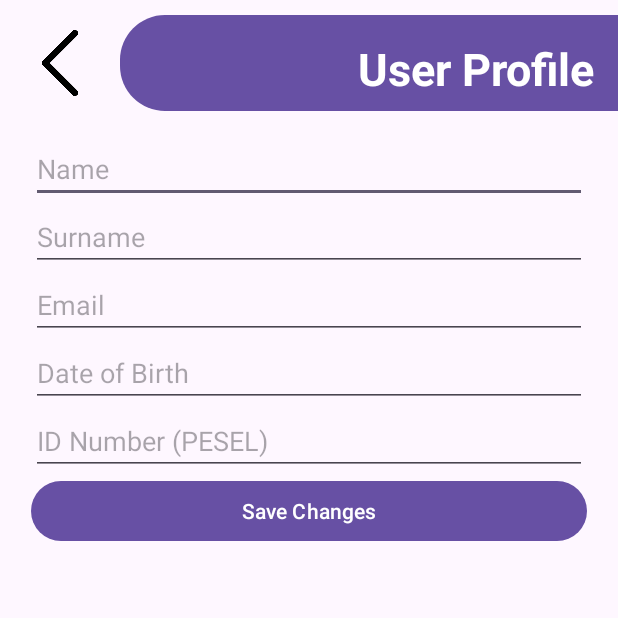
After one commit to Junoiri/MSPP_Project, an Android app: the UserProfileActivity screen opened directly, with no data from a screen before it, on a phone screen of 412 x 824 dp, the top half of it. The commit adds this screen. Run offline under Robolectric (Android 15) with nearby library versions, the light colour scheme and no system bars; 1 statement that could not run was skipped.

Commit message:
Added User Profile activity with base functionality

```diff
--- a/app/src/main/java/activities/MainActivity.kt
+++ b/app/src/main/java/activities/MainActivity.kt
@@ -5,6 +5,9 @@ import android.os.Bundle
 import com.example.mspp_project.R
 
 class MainActivity : AppCompatActivity() {
+
+    //TODO: Implement custom snackbar that will appear when not all information is filled in the User Profile
+    // activity - check the data with database
     override fun onCreate(savedInstanceState: Bundle?) {
         super.onCreate(savedInstanceState)
         setContentView(R.layout.activity_main)
--- /dev/null
+++ b/app/src/main/java/activities/UserProfileActivity.kt
@@ -0,0 +1,140 @@
+package activities
+
+import android.os.Bundle
+import android.view.View
+import android.widget.Button
+import android.widget.EditText
+import android.widget.ImageView
+import android.widget.Toast
+import androidx.activity.enableEdgeToEdge
+import androidx.appcompat.app.AppCompatActivity
+import androidx.core.view.ViewCompat
+import androidx.core.view.WindowInsetsCompat
+import com.example.mspp_project.R
+import utils.SnackbarHelper
+import java.text.SimpleDateFormat
+import java.util.*
+import java.util.regex.Pattern
+
+//TODO: Implement the hints for input fields, block the email field from being edited
+
+class UserProfileActivity : AppCompatActivity() {
+    private lateinit var nameEditText: EditText
+    private lateinit var surnameEditText: EditText
+    private lateinit var emailEditText: EditText
+    private lateinit var dobEditText: EditText
+    private lateinit var idNumberEditText: EditText
+    private lateinit var saveButton: Button
+    private lateinit var backButton: ImageView
+
+    override fun onCreate(savedInstanceState: Bundle?) {
+        super.onCreate(savedInstanceState)
+        enableEdgeToEdge()
+        setContentView(R.layout.activity_user_profile)
+        ViewCompat.setOnApplyWindowInsetsListener(findViewById(R.id.main)) { v, insets ->
+            val systemBars = insets.getInsets(WindowInsetsCompat.Type.systemBars())
+            v.setPadding(systemBars.left, systemBars.top, systemBars.right, systemBars.bottom)
+            insets
+        }
+
+        initializeViews()
+        setupClickListeners()
+    }
+
+    private fun initializeViews() {
+        nameEditText = findViewById(R.id.name_edit_text)
+        surnameEditText = findViewById(R.id.surname_edit_text)
+        emailEditText = findViewById(R.id.email_edit_text)
+        dobEditText = findViewById(R.id.dob_edit_text)
+        idNumberEditText = findViewById(R.id.id_number_edit_text)
+        saveButton = findViewById(R.id.save_button)
+        backButton = findViewById(R.id.back_button)
+    }
+
+    private fun setupClickListeners() {
+        backButton.setOnClickListener { finish() }
+        saveButton.setOnClickListener { saveChanges() }
+    }
+
+    private fun saveChanges() {
+        val name = nameEditText.text.toString()
+        val surname = surnameEditText.text.toString()
+        val email = emailEditText.text.toString()
+        val dob = dobEditText.text.toString()
+        val idNumber = idNumberEditText.text.toString()
+
+        // Validate input
+        if (validateInput(email, name, surname, dob, idNumber)) {
+            // Mock saving changes
+            Toast.makeText(this, "Changes saved successfully", Toast.LENGTH_SHORT).show()
+        }
+    }
+
+    private fun validateInput(
+        email: String,
+        name: String,
+        surname: String,
+        dob: String,
+        idNumber: String
+    ): Boolean {
+        return when {
+            !isValidEmail(email) -> {
+                showToast("Invalid email address")
+                false
+            }
+
+            name.isBlank() -> {
+                showToast("Name cannot be empty")
+                false
+            }
+
+            surname.isBlank() -> {
+                showToast("Surname cannot be empty")
+                false
+            }
+
+            !isValidDate(dob) -> {
+                showToast("Invalid date of birth")
+                false
+            }
+
+            !isValidIdNumber(idNumber) -> {
+                showToast("Invalid ID Number")
+                false
+            }
+
+            else -> true
+        }
+    }
+
+    private fun isValidEmail(email: String): Boolean {
+        val pattern = Pattern.compile("^[\\w.%+-]+@[\\w.-]+\\.[a-zA-Z]{2,6}$")
+        return pattern.matcher(email).matches()
+    }
+
+    private fun isValidDate(date: String): Boolean {
+        val sdf = SimpleDateFormat("yyyy-MM-dd", Locale.getDefault())
+        sdf.isLenient = false
+        return try {
+            sdf.parse(date) != null
+        } catch (e: Exception) {
+            false
+        }
+    }
+
+    private fun isValidIdNumber(idNumber: String): Boolean {
+        return idNumber.matches("\\d{11}".toRegex())
+    }
+
+    private fun showToast(message: String) {
+        Toast.makeText(this, message, Toast.LENGTH_SHORT).show()
+    }
+
+    override fun onBackPressed() {
+    SnackbarHelper.showSaveChangesSnackbar(
+        this,
+        yesAction = { saveChanges() },
+        noAction = { super.onBackPressed() }
+    )
+}
+}
--- /dev/null
+++ b/app/src/main/res/drawable/rounded_left_corner.xml
@@ -0,0 +1,7 @@
+<?xml version="1.0" encoding="utf-8"?>
+<shape xmlns:android="http://schemas.android.com/apk/res/android">
+    <solid android:color="?attr/colorPrimary" />
+    <corners
+        android:bottomLeftRadius="30dp"
+        android:topLeftRadius="30dp" />
+</shape>
--- /dev/null
+++ b/app/src/main/res/layout/activity_user_profile.xml
@@ -0,0 +1,88 @@
+<?xml version="1.0" encoding="utf-8"?>
+<ScrollView xmlns:android="http://schemas.android.com/apk/res/android"
+    xmlns:app="http://schemas.android.com/apk/res-auto"
+    android:layout_width="match_parent"
+    android:layout_height="match_parent">
+
+    <androidx.constraintlayout.widget.ConstraintLayout
+        android:layout_width="match_parent"
+        android:layout_height="wrap_content"
+        android:padding="0dp"
+        android:layout_marginTop="10dp">
+
+        <include
+            android:id="@+id/toolbar"
+            layout="@layout/custom_toolbar"
+            app:layout_constraintTop_toTopOf="parent"
+            />
+
+        <EditText
+            android:id="@+id/name_edit_text"
+            android:layout_width="0dp"
+            android:layout_height="wrap_content"
+            android:layout_marginTop="16dp"
+            android:hint="Name"
+            android:inputType="textPersonName"
+            app:layout_constraintEnd_toEndOf="parent"
+            app:layout_constraintStart_toStartOf="parent"
+            app:layout_constraintTop_toBottomOf="@id/toolbar"
+            app:layout_constraintWidth_percent="0.9" />
+
+        <EditText
+            android:id="@+id/surname_edit_text"
+            android:layout_width="0dp"
+            android:layout_height="wrap_content"
+            android:hint="Surname"
+            android:inputType="textPersonName"
+            app:layout_constraintEnd_toEndOf="parent"
+            app:layout_constraintStart_toStartOf="parent"
+            app:layout_constraintTop_toBottomOf="@id/name_edit_text"
+            app:layout_constraintWidth_percent="0.9" />
+
+        <EditText
+            android:id="@+id/email_edit_text"
+            android:layout_width="0dp"
+            android:layout_height="wrap_content"
+            android:hint="Email"
+            android:inputType="textEmailAddress"
+            app:layout_constraintEnd_toEndOf="parent"
+            app:layout_constraintStart_toStartOf="parent"
+            app:layout_constraintTop_toBottomOf="@id/surname_edit_text"
+            app:layout_constraintWidth_percent="0.9" />
+
+        <EditText
+            android:id="@+id/dob_edit_text"
+            android:layout_width="0dp"
+            android:layout_height="wrap_content"
+            android:focusable="false"
+            android:hint="Date of Birth"
+            app:layout_constraintEnd_toEndOf="parent"
+            app:layout_constraintStart_toStartOf="parent"
+            app:layout_constraintTop_toBottomOf="@id/email_edit_text"
+            app:layout_constraintWidth_percent="0.9" />
+
+        <EditText
+            android:id="@+id/id_number_edit_text"
+            android:layout_width="0dp"
+            android:layout_height="wrap_content"
+            android:hint="ID Number (PESEL)"
+            android:inputType="number"
+            android:maxLength="11"
+            app:layout_constraintEnd_toEndOf="parent"
+            app:layout_constraintStart_toStartOf="parent"
+            app:layout_constraintTop_toBottomOf="@id/dob_edit_text"
+            app:layout_constraintWidth_percent="0.9" />
+
+        <Button
+            android:id="@+id/save_button"
+            android:layout_width="0dp"
+            android:layout_height="wrap_content"
+            android:text="Save Changes"
+            app:layout_constraintEnd_toEndOf="parent"
+            app:layout_constraintStart_toStartOf="parent"
+            app:layout_constraintTop_toBottomOf="@id/id_number_edit_text"
+            app:layout_constraintWidth_percent="0.9" />
+
+
+    </androidx.constraintlayout.widget.ConstraintLayout>
+</ScrollView>
--- /dev/null
+++ b/app/src/main/res/layout/custom_toolbar.xml
@@ -0,0 +1,34 @@
+<?xml version="1.0" encoding="utf-8"?>
+<LinearLayout xmlns:android="http://schemas.android.com/apk/res/android"
+    android:layout_width="match_parent"
+    android:layout_height="?attr/actionBarSize"
+    android:orientation="horizontal"
+    android:layout_marginTop="5dp">
+
+
+    <ImageView
+        android:id="@+id/back_button"
+        android:layout_width="80dp"
+        android:layout_height="wrap_content"
+        android:padding="10dp"
+        android:src="@drawable/ic_arrow_left" />
+
+    <androidx.coordinatorlayout.widget.CoordinatorLayout
+        android:layout_width="0dp"
+        android:layout_height="?attr/actionBarSize"
+        android:layout_weight="1"
+        android:background="@drawable/rounded_left_corner">
+
+        <TextView
+            android:id="@+id/toolbar_title"
+            android:layout_width="wrap_content"
+            android:layout_height="wrap_content"
+            android:layout_gravity="end|center_vertical"
+            android:text="User Profile"
+            android:padding="15dp"
+            android:textColor="@android:color/white"
+            android:textSize="30sp"
+            android:textStyle="bold" />
+
+    </androidx.coordinatorlayout.widget.CoordinatorLayout>
+</LinearLayout>
```
Also changed, not shown: app/src/main/AndroidManifest.xml (+17 -14 lines), app/src/main/java/utils/NotificationHelper.kt (added, +32 -0 lines), app/src/main/java/utils/SnackbarHelper.kt (added, +30 -0 lines), app/src/main/java/utils/SnackbarUtils.kt (deleted, +0 -11 lines), app/src/main/java/utils/ToastHelper.kt (added, +10 -0 lines).
